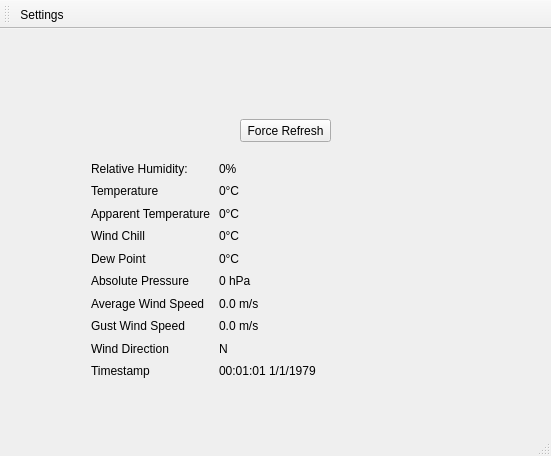
This is desktop/mainwindow.ui in davidrg/zxweather as Qt 5 draws it before an edit. The edited form follows.
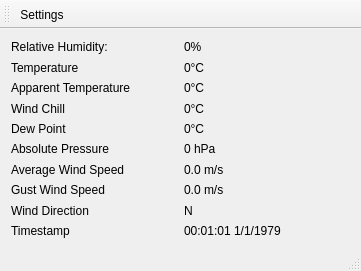
This is the edited form. Icons and pictures are not drawn.

Commit message: Get rid of some garbage from the UI

What changed in the file:
```diff
--- a/desktop/mainwindow.ui
+++ b/desktop/mainwindow.ui
@@ -6,8 +6,8 @@
    <rect>
     <x>0</x>
     <y>0</y>
-    <width>551</width>
-    <height>456</height>
+    <width>361</width>
+    <height>271</height>
    </rect>
   </property>
   <property name="windowTitle">
@@ -18,15 +18,8 @@
     <normaloff>:/icons/systray_icon</normaloff>:/icons/systray_icon</iconset>
   </property>
   <widget class="QWidget" name="centralWidget">
-   <widget class="QWidget" name="gridLayoutWidget">
-    <property name="geometry">
-     <rect>
-      <x>80</x>
-      <y>120</y>
-      <width>271</width>
-      <height>241</height>
-     </rect>
-    </property>
+   <layout class="QGridLayout" name="gridLayout_2">
+    <item row="0" column="0">
     <layout class="QGridLayout" name="gridLayout">
      <item row="1" column="1">
       <widget class="QLabel" name="lblTemperature">
@@ -169,20 +162,8 @@
       </widget>
      </item>
     </layout>
-   </widget>
-   <widget class="QPushButton" name="pbRefresh">
-    <property name="geometry">
-     <rect>
-      <x>240</x>
-      <y>90</y>
-      <width>91</width>
-      <height>23</height>
-     </rect>
-    </property>
-    <property name="text">
-     <string>Force Refresh</string>
-    </property>
-   </widget>
+    </item>
+   </layout>
   </widget>
   <widget class="QMenuBar" name="menuBar">
    <property name="geometry">
```
Left out of the diff: 2 changed lines with no effect on the pictures. Lines whose indentation alone changed are shown as unchanged. The commit also changes 1 other file.
